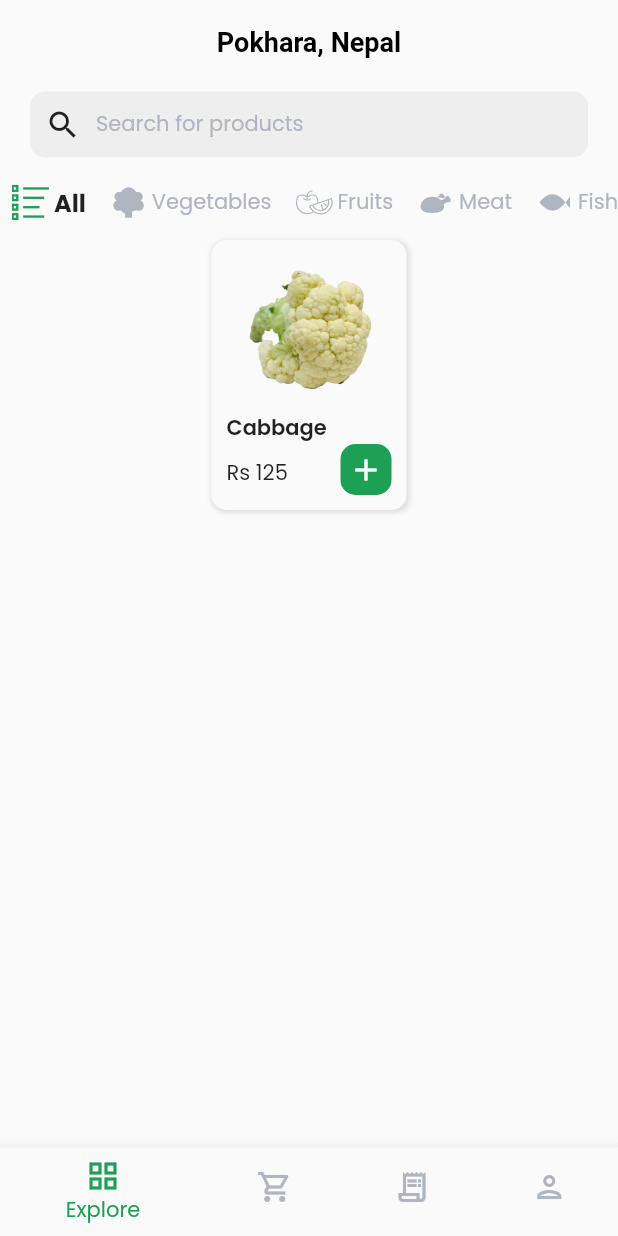
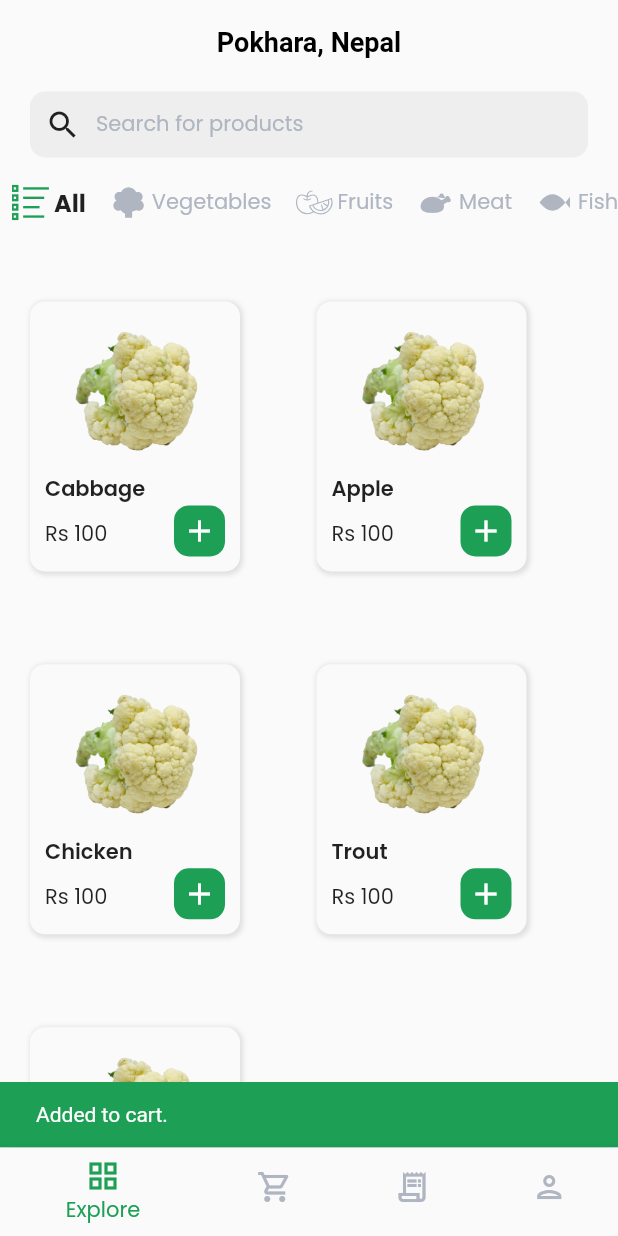
Before and after one commit to Urjalab/Flutter-Class, a Flutter app: the screen it shows after launch, after a tap on the "add" icon, on a phone screen of 412 x 824 dp. Run offline on Flutter 3.47's test engine with Material 2 defaults, Android fonts, the phone set to English and light mode, and no system bars; our stand-ins replace flutter_svg, google_fonts.

Commit message:
tab layout complete

```diff
--- /dev/null
+++ b/grocery_nepal/lib/data/models/product.dart
@@ -0,0 +1,17 @@
+class Product {
+  int id;
+  String name;
+  String image;
+  String description;
+  String category;
+  int price;
+
+  Product({
+    required this.id,
+    required this.name,
+    required this.image,
+    required this.description,
+    required this.category,
+    required this.price,
+  });
+}
--- a/grocery_nepal/lib/modules/explore_tab/explore_screen.dart
+++ b/grocery_nepal/lib/modules/explore_tab/explore_screen.dart
@@ -16,8 +16,9 @@ class ExploreScreen extends StatelessWidget {
         body: Column(
           children: [
             SearchBar(),
-            CategoryBar(),
-            ProductTile(),
+            Expanded(
+              child: CategoryBar(),
+            )
           ],
         ));
   }
--- a/grocery_nepal/lib/modules/explore_tab/widgets/category_bar.dart
+++ b/grocery_nepal/lib/modules/explore_tab/widgets/category_bar.dart
@@ -1,6 +1,8 @@
 import 'package:flutter/material.dart';
+import 'package:grocery_nepal/modules/explore_tab/widgets/product_tile.dart';
 
 import '../../../data/models/category.dart';
+import '../../../data/models/product.dart';
 import 'category_tile.dart';
 
 final List<Category> categories = [
@@ -9,6 +11,44 @@ final List<Category> categories = [
   Category(name: 'Fruits', icon: 'assets/icons/fruit.svg'),
   Category(name: 'Meat', icon: 'assets/icons/meat.svg'),
   Category(name: 'Fish', icon: 'assets/icons/fish.svg'),
+];
+
+final List<Product> products = [
+  Product(
+      id: 1,
+      name: 'Cabbage',
+      image: 'assets/images/dummy_image.png',
+      category: 'Vegetables',
+      price: 100,
+      description: 'This is healthy'),
+  Product(
+      id: 2,
+      name: 'Apple',
+      image: 'assets/images/dummy_image.png',
+      category: 'Fruits',
+      price: 100,
+      description: 'This is healthy'),
+  Product(
+      id: 3,
+      name: 'Chicken',
+      image: 'assets/images/dummy_image.png',
+      category: 'Meat',
+      price: 100,
+      description: 'This is healthy'),
+  Product(
+      id: 4,
+      name: 'Trout',
+      image: 'assets/images/dummy_image.png',
+      category: 'Fish',
+      price: 100,
+      description: 'This is healthy'),
+  Product(
+      id: 5,
+      name: 'Broccoli',
+      image: 'assets/images/dummy_image.png',
+      category: 'Vegetables',
+      price: 100,
+      description: 'This is healthy'),
 ];
 
 class CategoryBar extends StatefulWidget {
@@ -21,11 +61,39 @@ class CategoryBar extends StatefulWidget {
 }
 
 class _CategoryBarState extends State<CategoryBar> {
-  int selectedCategory = 0;
+  String selectedCategory = 'All';
+
+  Widget getProducts() {
+    List<Product> categoryItem = [];
+    if (selectedCategory == 'All') {
+      categoryItem = products;
+    } else {
+      for (Product product in products) {
+        if (product.category == selectedCategory) {
+          categoryItem.add(product);
+        }
+      }
+    }
+    return GridView.builder(
+        itemCount: categoryItem.length,
+        gridDelegate: const SliverGridDelegateWithFixedCrossAxisCount(
+            crossAxisCount: 2, childAspectRatio: 150 / 190),
+        itemBuilder: (context, index) {
+          return Row(
+            children: [
+              ProductTile(
+                product: categoryItem[index],
+              ),
+            ],
+          );
+        });
+  }
 
   @override
   Widget build(BuildContext context) {
-    return SizedBox(
+    return Column(
+      children: [
+        SizedBox(
             height: 50,
             child: ListView.builder(
                 scrollDirection: Axis.horizontal,
@@ -34,14 +102,21 @@ class _CategoryBarState extends State<CategoryBar> {
                   return InkWell(
                     onTap: () {
                       setState(() {
-                    selectedCategory = index;
+                        selectedCategory = categories[index].name;
                       });
                     },
                     child: CategoryTile(
                       category: categories[index],
-                  isSelected: selectedCategory == index,
+                      isSelected: selectedCategory == categories[index].name,
                     ),
                   );
-            }));
+                })),
+        Expanded(
+            child: Padding(
+          padding: const EdgeInsets.symmetric(vertical: 10, horizontal: 15),
+          child: getProducts(),
+        ))
+      ],
+    );
   }
 }
--- a/grocery_nepal/lib/modules/explore_tab/widgets/product_tile.dart
+++ b/grocery_nepal/lib/modules/explore_tab/widgets/product_tile.dart
@@ -1,15 +1,20 @@
 import 'package:flutter/material.dart';
 import 'package:grocery_nepal/constants.dart';
+import 'package:grocery_nepal/data/models/product.dart';
 
 class ProductTile extends StatelessWidget {
   const ProductTile({
     Key? key,
+    required this.product,
   }) : super(key: key);
+
+  final Product product;
 
   @override
   Widget build(BuildContext context) {
     return Container(
       padding: const EdgeInsets.symmetric(horizontal: 10, vertical: 5),
+      margin: const EdgeInsets.all(5),
       decoration: BoxDecoration(
           color: Colors.grey.shade50,
           borderRadius: BorderRadius.circular(10),
@@ -22,30 +27,34 @@ class ProductTile extends StatelessWidget {
                 blurRadius: 2)
           ]),
       height: 180,
-      width: 130,
+      width: 140,
       child: Column(
         crossAxisAlignment: CrossAxisAlignment.start,
         children: [
           Expanded(
             child: Center(
               child: Image.asset(
-                'assets/images/dummy_image.png',
+                product.image,
               ),
             ),
           ),
-          const Text(
-            'Cabbage',
+          Text(
+            product.name,
             maxLines: 1,
             overflow: TextOverflow.ellipsis,
-            style: TextStyle(fontWeight: FontWeight.w600),
+            style: const TextStyle(fontWeight: FontWeight.w600),
           ),
           Row(
             mainAxisAlignment: MainAxisAlignment.spaceBetween,
             children: [
-              const Text('Rs 125'),
+              Text('Rs ${product.price}'),
               InkWell(
                 onTap: () {
-                  print('button pressed');
+                  ScaffoldMessenger.of(context).showSnackBar(const SnackBar(
+                    content: Text('Added to cart.'),
+                    backgroundColor: greenColor,
+                    duration: Duration(milliseconds: 1200),
+                  ));
                 },
                 child: Container(
                   margin: const EdgeInsets.only(bottom: 5),
```
Lines whose indentation alone changed are shown as unchanged.
